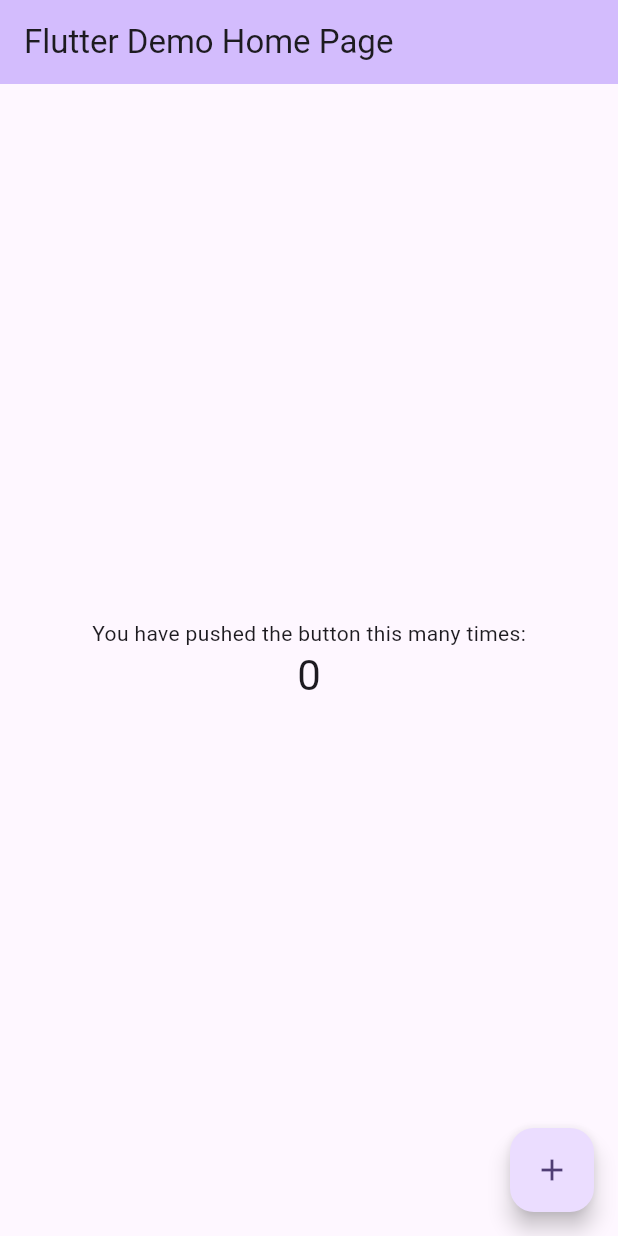
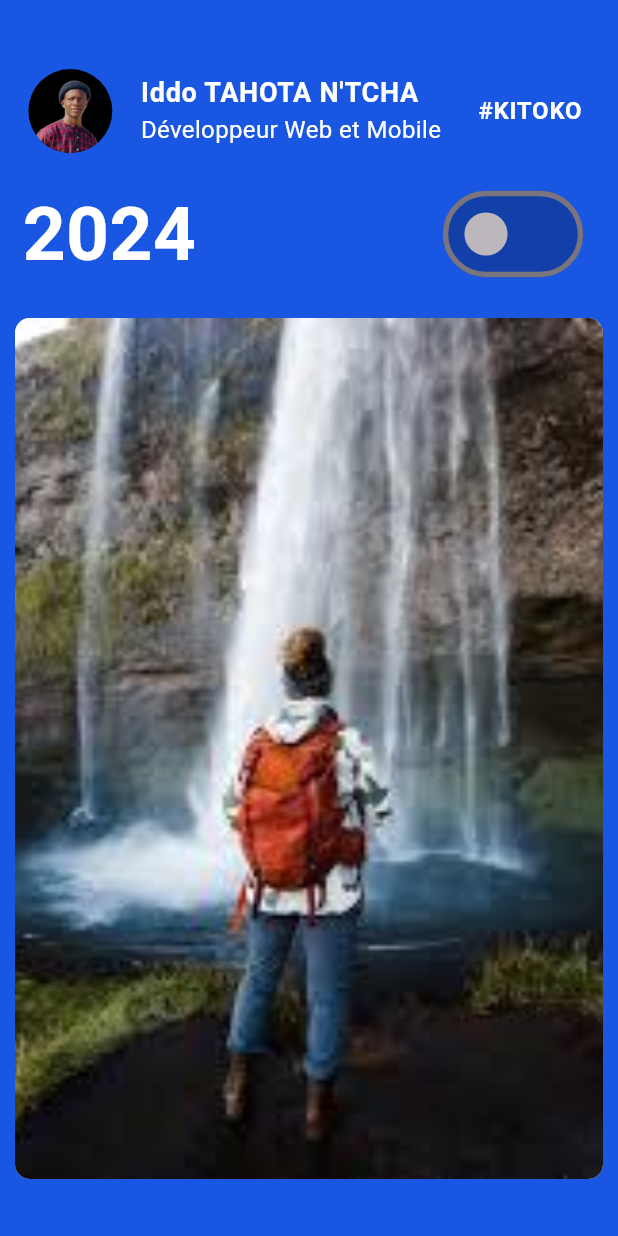
Before and after one commit to iddotahotantcha/mode_switcher, a Flutter app: the screen it shows after launch, on a phone screen of 412 x 824 dp. Run offline on Flutter 3.47's test engine with Material 3 defaults, Android fonts, the light colour scheme and no system bars.

Commit message:
Design complet de la première interface

```diff
--- a/lib/main.dart
+++ b/lib/main.dart
@@ -1,4 +1,6 @@
 import 'package:flutter/material.dart';
+
+import 'screen.dart';
 
 void main() {
   runApp(const MyApp());
@@ -11,115 +13,9 @@
   @override
   Widget build(BuildContext context) {
     return MaterialApp(
-      title: 'Flutter Demo',
-      theme: ThemeData(
-        // This is the theme of your application.
-        //
-        // TRY THIS: Try running your application with "flutter run". You'll see
-        // the application has a purple toolbar. Then, without quitting the app,
-        // try changing the seedColor in the colorScheme below to Colors.green
-        // and then invoke "hot reload" (save your changes or press the "hot
-        // reload" button in a Flutter-supported IDE, or press "r" if you used
-        // the command line to start the app).
-        //
-        // Notice that the counter didn't reset back to zero; the application
-        // state is not lost during the reload. To reset the state, use hot
-        // restart instead.
-        //
-        // This works for code too, not just values: Most code changes can be
-        // tested with just a hot reload.
-        colorScheme: ColorScheme.fromSeed(seedColor: Colors.deepPurple),
-        useMaterial3: true,
-      ),
-      home: const MyHomePage(title: 'Flutter Demo Home Page'),
+      debugShowCheckedModeBanner: false,
+      title: 'Mode Switcher',
+      home: const ModeSwitcherScreen(),
     );
   }
 }
-
-class MyHomePage extends StatefulWidget {
-  const MyHomePage({super.key, required this.title});
-
-  // This widget is the home page of your application. It is stateful, meaning
-  // that it has a State object (defined below) that contains fields that affect
-  // how it looks.
-
-  // This class is the configuration for the state. It holds the values (in this
-  // case the title) provided by the parent (in this case the App widget) and
-  // used by the build method of the State. Fields in a Widget subclass are
-  // always marked "final".
-
-  final String title;
-
-  @override
-  State<MyHomePage> createState() => _MyHomePageState();
-}
-
-class _MyHomePageState extends State<MyHomePage> {
-  int _counter = 0;
-
-  void _incrementCounter() {
-    setState(() {
-      // This call to setState tells the Flutter framework that something has
-      // changed in this State, which causes it to rerun the build method below
-      // so that the display can reflect the updated values. If we changed
-      // _counter without calling setState(), then the build method would not be
-      // called again, and so nothing would appear to happen.
-      _counter++;
-    });
-  }
-
-  @override
-  Widget build(BuildContext context) {
-    // This method is rerun every time setState is called, for instance as done
-    // by the _incrementCounter method above.
-    //
-    // The Flutter framework has been optimized to make rerunning build methods
-    // fast, so that you can just rebuild anything that needs updating rather
-    // than having to individually change instances of widgets.
-    return Scaffold(
-      appBar: AppBar(
-        // TRY THIS: Try changing the color here to a specific color (to
-        // Colors.amber, perhaps?) and trigger a hot reload to see the AppBar
-        // change color while the other colors stay the same.
-        backgroundColor: Theme.of(context).colorScheme.inversePrimary,
-        // Here we take the value from the MyHomePage object that was created by
-        // the App.build method, and use it to set our appbar title.
-        title: Text(widget.title),
-      ),
-      body: Center(
-        // Center is a layout widget. It takes a single child and positions it
-        // in the middle of the parent.
-        child: Column(
-          // Column is also a layout widget. It takes a list of children and
-          // arranges them vertically. By default, it sizes itself to fit its
-          // children horizontally, and tries to be as tall as its parent.
-          //
-          // Column has various properties to control how it sizes itself and
-          // how it positions its children. Here we use mainAxisAlignment to
-          // center the children vertically; the main axis here is the vertical
-          // axis because Columns are vertical (the cross axis would be
-          // horizontal).
-          //
-          // TRY THIS: Invoke "debug painting" (choose the "Toggle Debug Paint"
-          // action in the IDE, or press "p" in the console), to see the
-          // wireframe for each widget.
-          mainAxisAlignment: MainAxisAlignment.center,
-          children: <Widget>[
-            const Text(
-              'You have pushed the button this many times:',
-            ),
-            Text(
-              '$_counter',
-              style: Theme.of(context).textTheme.headlineMedium,
-            ),
-          ],
-        ),
-      ),
-      floatingActionButton: FloatingActionButton(
-        onPressed: _incrementCounter,
-        tooltip: 'Increment',
-        child: const Icon(Icons.add),
-      ), // This trailing comma makes auto-formatting nicer for build methods.
-    );
-  }
-}
--- /dev/null
+++ b/lib/screen.dart
@@ -0,0 +1,119 @@
+import 'package:flutter/material.dart';
+
+class ModeSwitcherScreen extends StatefulWidget {
+  const ModeSwitcherScreen({super.key});
+
+  @override
+  State<ModeSwitcherScreen> createState() => _ModeSwitcherScreenState();
+}
+
+class _ModeSwitcherScreenState extends State<ModeSwitcherScreen> {
+  bool _greyOn = false;
+
+  @override
+  Widget build(BuildContext context) {
+    final screenHeight = MediaQuery.of(context).size.height;
+    final screenWidth = MediaQuery.of(context).size.width;
+    return Scaffold(
+      body: Container(
+        height: screenHeight,
+        width: screenWidth,
+        decoration: BoxDecoration(
+          color: Color(0xFF1956E2),
+        ),
+        child: Column(
+          mainAxisAlignment: MainAxisAlignment.center,
+          children: [
+            ListTile(
+              leading: Container(
+                height: screenHeight * 0.15,
+                width: screenWidth * 0.15,
+                child: CircleAvatar(
+                  backgroundColor: Colors.black,
+                  backgroundImage: AssetImage(
+                    "assets/images/iddo.png",
+                  ),
+                ),
+              ),
+              title: Text(
+                "Iddo TAHOTA N'TCHA",
+                style: TextStyle(
+                  color: Colors.white,
+                  fontSize: 18.0,
+                  fontWeight: FontWeight.bold,
+                ),
+              ),
+              subtitle: Text(
+                "Développeur Web et Mobile",
+                style: TextStyle(
+                  color: Colors.white,
+                  fontSize: 16.0,
+                ),
+              ),
+              trailing: Text(
+                "#KITOKO",
+                style: TextStyle(
+                    color: Colors.white,
+                    fontSize: 16.0,
+                    fontWeight: FontWeight.bold),
+              ),
+            ),
+            SizedBox(height: 10.0),
+            Row(
+              mainAxisAlignment: MainAxisAlignment.spaceBetween,
+              children: [
+                Padding(
+                  padding: const EdgeInsets.only(
+                    left: 15.0,
+                  ),
+                  child: Text(
+                    "2024",
+                    style: TextStyle(
+                      color: Colors.white,
+                      fontSize: 50.0,
+                      fontWeight: FontWeight.bold,
+                    ),
+                  ),
+                ),
+                Padding(
+                  padding: const EdgeInsets.only(
+                    right: 40.0,
+                  ),
+                  child: Transform.scale(
+                    scale: 1.8, // Taille du Switch
+                    child: Switch(
+                      value: _greyOn,
+                      onChanged: (v) => setState(() => _greyOn = v),
+                      activeTrackColor: Colors.black26,
+                      inactiveTrackColor: Colors.black26,
+                      activeColor: Colors.white,
+                      inactiveThumbColor: Colors.black26,
+                    ),
+                  ),
+                ),
+              ],
+            ),
+            SizedBox(height: 20.0),
+            Container(
+              height: screenHeight-250.0,
+              width: screenWidth-20.0,
+              decoration: BoxDecoration(
+                color: Colors.white,
+                borderRadius: BorderRadius.circular(10.0),
+              ),
+              child: ClipRRect(
+                borderRadius: BorderRadius.circular(10.0),
+                child: Image(
+                  image: AssetImage(
+                    "assets/images/image-1.jpg"
+                  ),
+                  fit: BoxFit.cover,
+                ),
+              ),
+            ),
+          ],
+        ),
+      ),
+    );
+  }
+}
--- a/pubspec.yaml
+++ b/pubspec.yaml
@@ -58,8 +58,8 @@ flutter:
   uses-material-design: true
 
   # To add assets to your application, add an assets section, like this:
-  # assets:
-  #   - images/a_dot_burr.jpeg
+  assets:
+    - assets/images/
   #   - images/a_dot_ham.jpeg
 
   # An image asset can refer to one or more resolution-specific "variants", see
```
Also changed, not shown: assets/images/iddo.png (added), assets/images/image-1.jpg (added), assets/images/image-2.jpg (added).
